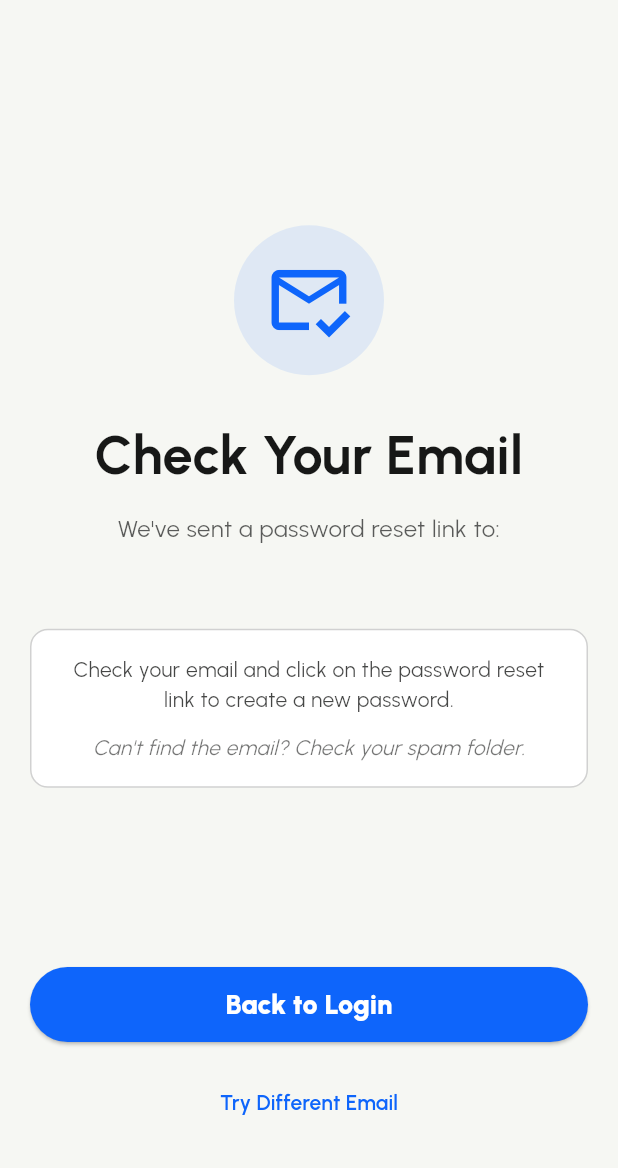
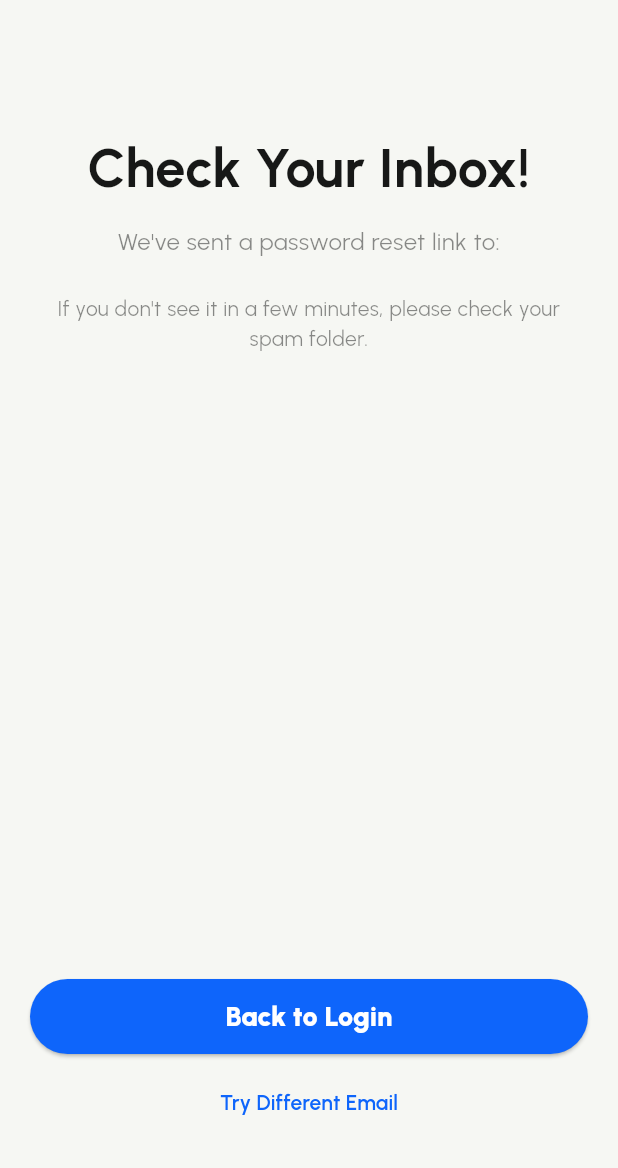
Before and after one commit to ItsAfsalVN/sparkd, a Flutter app: the PasswordResetSentScreen screen opened directly with empty values, on a phone screen of 412 x 824 dp, the part 68-1236 px from its top. Run offline on Flutter 3.47's test engine with Material 3 defaults, Android fonts, the phone set to English and light mode, and no system bars; our stand-ins replace cloud_firestore, equatable, firebase_auth, firebase_core, flutter_bloc, flutter_dotenv and 7 more; accounts and stored records are empty.

Commit message:
Fixed minor issues in the forgot password flow

```diff
--- a/lib/features/auth/presentation/screens/password_reset_sent_screen.dart
+++ b/lib/features/auth/presentation/screens/password_reset_sent_screen.dart
@@ -34,28 +34,10 @@ class PasswordResetSentScreen extends StatelessWidget {
               // Content Section
               Expanded(
                 child: Column(
-                  mainAxisAlignment: MainAxisAlignment.center,
                   children: [
-                    // Success Icon
-                    Container(
-                      width: 100,
-                      height: 100,
-                      decoration: BoxDecoration(
-                        color: colorScheme.primary.withValues(alpha: 0.1),
-                        shape: BoxShape.circle,
-                      ),
-                      child: Icon(
-                        Icons.mark_email_read_outlined,
-                        size: 60,
-                        color: colorScheme.primary,
-                      ),
-                    ),
-
-                    const SizedBox(height: 32),
-
-                    // Title
+                    SizedBox(height: 60),
                     Text(
-                      "Check Your Email",
+                      "Check Your Inbox!",
                       style: textStyles.heading2.copyWith(
                         fontWeight: FontWeight.bold,
                       ),
@@ -68,62 +50,29 @@ class PasswordResetSentScreen extends StatelessWidget {
                     Text(
                       "We've sent a password reset link to:",
                       style: textStyles.subtext.copyWith(
-                        color: colorScheme.onSurface.withValues(alpha: 0.7),
+                        color: colorScheme.onSurface.withValues(alpha: 0.5),
                         fontSize: 16,
                       ),
                       textAlign: TextAlign.center,
                     ),
-
-                    const SizedBox(height: 8),
 
                     // Email
                     Text(
                       email,
                       style: textStyles.subtext.copyWith(
                         color: colorScheme.primary,
-                        fontWeight: FontWeight.w600,
+                        fontWeight: FontWeight.w900,
                         fontSize: 16,
                       ),
                       textAlign: TextAlign.center,
                     ),
 
-                    const SizedBox(height: 24),
-
-                    // Additional Instructions
-                    Container(
-                      padding: const EdgeInsets.all(16),
-                      decoration: BoxDecoration(
-                        color: colorScheme.surface,
-                        borderRadius: BorderRadius.circular(12),
-                        border: Border.all(
-                          color: colorScheme.outline.withValues(alpha: 0.2),
-                        ),
+                    Text(
+                      "If you don't see it in a few minutes, please check your spam folder.",
+                      style: textStyles.subtext.copyWith(
+                        color: colorScheme.onSurface.withValues(alpha: 0.5),
                       ),
-                      child: Column(
-                        children: [
-                          Text(
-                            "Check your email and click on the password reset link to create a new password.",
-                            style: textStyles.subtext.copyWith(
-                              color: colorScheme.onSurface.withValues(
-                                alpha: 0.8,
-                              ),
-                            ),
-                            textAlign: TextAlign.center,
-                          ),
-                          const SizedBox(height: 12),
-                          Text(
-                            "Can't find the email? Check your spam folder.",
-                            style: textStyles.subtext.copyWith(
-                              color: colorScheme.onSurface.withValues(
-                                alpha: 0.6,
-                              ),
-                              fontSize: 14,
-                              fontStyle: FontStyle.italic,
-                            ),
-                            textAlign: TextAlign.center,
-                          ),
-                        ],
-                      ),
+                      textAlign: TextAlign.center,
                     ),
                   ],
                 ),
@@ -131,7 +80,7 @@ class PasswordResetSentScreen extends StatelessWidget {
 
               // Actions Section
               Column(
-                spacing: 16,
+                spacing: 8,
                 children: [
                   CustomButton(
                     onPressed: () {
```
Also changed, not shown: lib/features/auth/presentation/screens/forgot_password_screen.dart (+11 -7 lines), lib/features/auth/presentation/screens/phone_input_screen.dart (+8 -7 lines), lib/features/auth/presentation/screens/sign_up_screen.dart (+7 -6 lines), lib/features/spark/presentation/screens/add_skills_screen.dart (+4 -11 lines).
